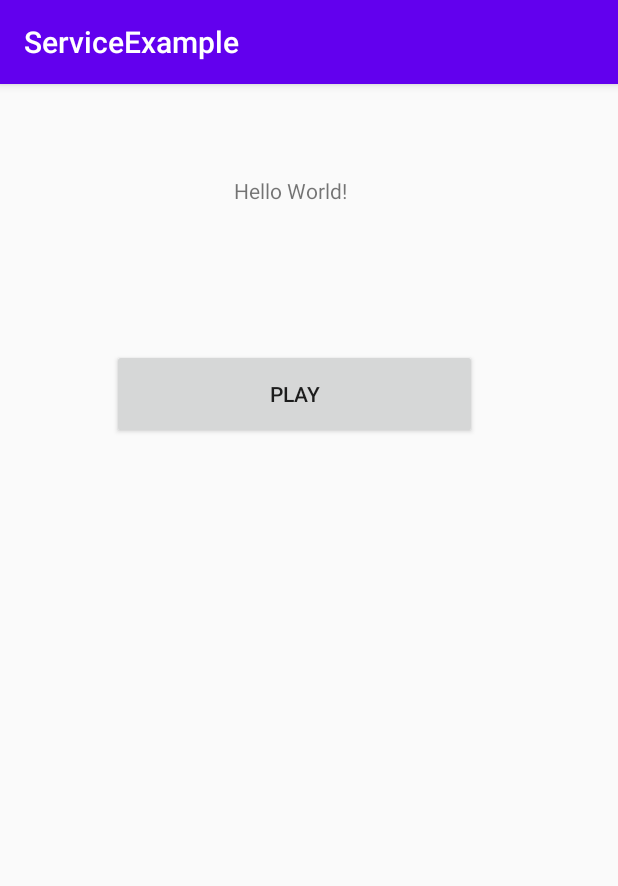
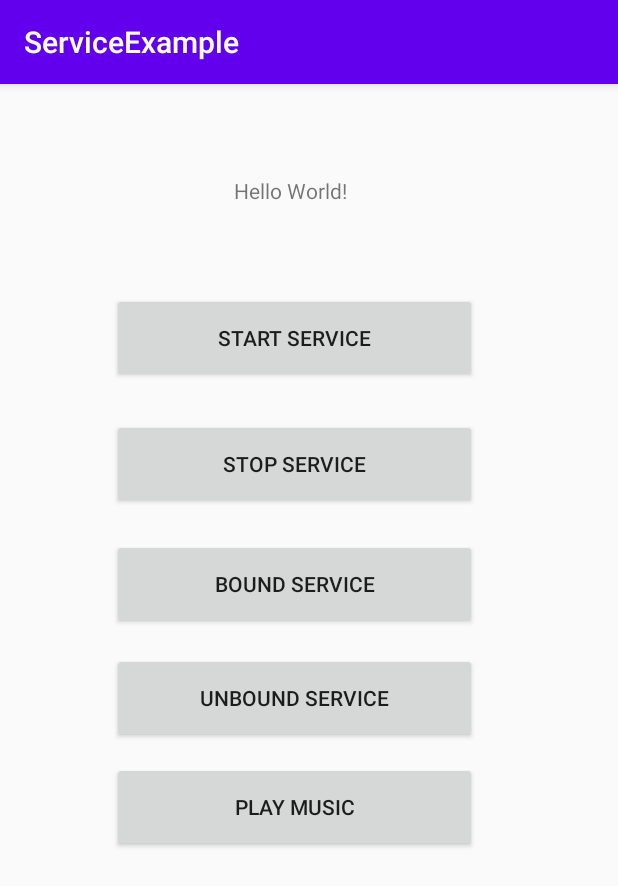
Before and after one commit to narottamgoyal/AndroidProjects, an Android app: the screen it shows after launch (MainActivity), on a phone screen of 412 x 824 dp. Shown: the top 886 px of the screen. Run offline under Robolectric (Android 15) with nearby library versions, the phone set to English and light mode, and no system bars.

Commit message:
added both service started and service bounded

```diff
--- a/ServiceExample/app/src/main/java/ng/example/MainActivity.java
+++ b/ServiceExample/app/src/main/java/ng/example/MainActivity.java
@@ -14,66 +14,107 @@ import android.os.IBinder;
 import android.util.Log;
 import android.view.View;
 import android.widget.Button;
+import android.widget.Toast;
 
 import ng.example.common.AppConstant;
 import ng.example.services.MusicPlayerService;
 
 public class MainActivity extends AppCompatActivity {
 
-    private Button mPlayButton;
-    private boolean mBound = false;
-    private MusicPlayerService mMusicPlayerService;
+    private boolean isServiceBound = false;
+    Intent musicServiceIntent;
+    Button musicFunctionButton;
+    ServiceConnection serviceConnection;
+    private MusicPlayerService musicPlayerService;
     private static final String TAG = "MainActivity";
 
     @Override
     protected void onCreate(Bundle savedInstanceState) {
         super.onCreate(savedInstanceState);
         setContentView(R.layout.activity_main);
-
-        mPlayButton = findViewById(R.id.playButton);
-        mPlayButton.setOnClickListener(v -> onBtnMusicClicked(v));
+        basicSettings();
     }
 
-    public void onBtnMusicClicked(View view) {
-        if (mBound) {
-            if (mMusicPlayerService.isPlaying()) {
-                mMusicPlayerService.pause();
-                mPlayButton.setText(AppConstant.MUSIC_SERVICE_ACTION_PLAY);
+    private void basicSettings() {
+        Button startServiceButton = findViewById(R.id.startServiceButton);
+        startServiceButton.setOnClickListener(v -> onStartServiceBtnClicked(v));
+
+        Button stopServiceButton = findViewById(R.id.stopServiceButton);
+        stopServiceButton.setOnClickListener(v -> onStopBtnClicked(v));
+
+        Button boundServiceButton = findViewById(R.id.boundServiceButton);
+        boundServiceButton.setOnClickListener(v -> onBoundServiceBtnClicked(v));
+
+        Button unBoundServiceButton = findViewById(R.id.unBoundServiceButton);
+        unBoundServiceButton.setOnClickListener(v -> onUnBoundServiceBtnClicked());
+
+        musicFunctionButton = findViewById(R.id.musicFunctionButton);
+        musicFunctionButton.setOnClickListener(v -> musicFunctionBtnClicked());
+    }
+
+    private void musicFunctionBtnClicked() {
+        if (isServiceBound) {
+            if (musicPlayerService.isPlaying()) {
+                musicPlayerService.pause();
+                musicFunctionButton.setText(R.string.app_play_music);
             } else {
-                Intent intent = new Intent(MainActivity.this, MusicPlayerService.class);
-                startService(intent);
-                mMusicPlayerService.play();
-                mPlayButton.setText(AppConstant.MUSIC_SERVICE_ACTION_PAUSE);
+                // startService(intent);
+                musicPlayerService.play();
+                musicFunctionButton.setText(R.string.app_pause_music);
             }
+        } else Toast.makeText(this, "Service is not bounded", Toast.LENGTH_LONG).show();
+    }
+
+    private void onUnBoundServiceBtnClicked() {
+        if (isServiceBound) {
+            unbindService(serviceConnection);
+            musicFunctionButton.setText(R.string.app_play_music);
+            isServiceBound = false;
         }
     }
 
-    private ServiceConnection mServiceCon = new ServiceConnection() {
+    private void onBoundServiceBtnClicked(View v) {
+        if (serviceConnection == null) {
+            serviceConnection = new ServiceConnection() {
                 @Override
                 public void onServiceConnected(ComponentName name, IBinder iBinder) {
                     MusicPlayerService.MyServiceBinder myServiceBinder = (MusicPlayerService.MyServiceBinder) iBinder;
-            mMusicPlayerService = myServiceBinder.getService();
-            mBound = true;
-            Log.d(TAG, "onServiceConnected");
-
-            if (mMusicPlayerService.isPlaying()) {
-                mPlayButton.setText("Pause");
+                    musicPlayerService = myServiceBinder.getService();
+                    isServiceBound = true;
+                    if (musicPlayerService.isPlaying()) {
+                        musicFunctionButton.setText(R.string.app_pause_music);
                     }
+                    Log.d(TAG, "from onBound method,on Service Connected");
                 }
 
                 @Override
                 public void onServiceDisconnected(ComponentName name) {
-            Log.d(TAG, "onServiceDisconnected");
-            mBound = false;
+                    isServiceBound = false;
+                    Log.d(TAG, "from onBound method,on Service Disconnected");
                 }
             };
+        }
+        bindService(musicServiceIntent, serviceConnection, Context.BIND_AUTO_CREATE);
+    }
+
+    private void onStopBtnClicked(View v) {
+        stopService(musicServiceIntent);
+    }
+
+    public void onStartServiceBtnClicked(View view) {
+        startService(musicServiceIntent);
+    }
 
     private BroadcastReceiver mReceiver = new BroadcastReceiver() {
         @Override
         public void onReceive(Context context, Intent intent) {
-            String result = intent.getStringExtra(AppConstant.MUSIC_SERVICE_STATUS_KEY);
-            if (result == AppConstant.MUSIC_SERVICE_STATUS_DONE)
-                mPlayButton.setText(AppConstant.MUSIC_SERVICE_ACTION_PLAY);
+            String statusMessage = intent.getStringExtra(AppConstant.MUSIC_SERVICE_STATUS_KEY);
+            switch (statusMessage) {
+                case AppConstant.MUSIC_SERVICE_STATUS_COMPLETE: {
+                    musicFunctionButton.setText(R.string.app_play_music);
+                    break;
+                }
+            }
             Log.d(TAG, "onReceive: Thread name: " + Thread.currentThread().getName());
         }
     };
@@ -82,21 +123,15 @@ public class MainActivity extends AppCompatActivity {
     protected void onStart() {
         super.onStart();
         Log.d(TAG, "onStart: called");
-        Intent intent = new Intent(MainActivity.this, MusicPlayerService.class);
-        bindService(intent, mServiceCon, Context.BIND_AUTO_CREATE);
-
+        musicServiceIntent = new Intent(MainActivity.this, MusicPlayerService.class);
         LocalBroadcastManager.getInstance(getApplicationContext())
-                .registerReceiver(mReceiver, new IntentFilter(AppConstant.MUSIC_SERVICE_STATUS_COMPLETE));
+                .registerReceiver(mReceiver, new IntentFilter(AppConstant.LOCAL_BROADCAST_MANAGER_COMMUNICATION_KEY));
     }
 
     @Override
     protected void onStop() {
         super.onStop();
-        if (mBound) {
-            unbindService(mServiceCon);
-            mBound = false;
-        }
-
+        onUnBoundServiceBtnClicked();
         LocalBroadcastManager.getInstance(getApplicationContext())
                 .unregisterReceiver(mReceiver);
     }
--- a/ServiceExample/app/src/main/java/ng/example/common/AppConstant.java
+++ b/ServiceExample/app/src/main/java/ng/example/common/AppConstant.java
@@ -7,5 +7,6 @@ public class AppConstant {
     public static final String MUSIC_SERVICE_STATUS_DONE = "MUSIC_SERVICE_STATUS_DONE";
     public static final String MUSIC_SERVICE_ACTION_START = "MUSIC_SERVICE_ACTION_START";
     public static final String MUSIC_SERVICE_ACTION_PAUSE = "MUSIC_SERVICE_ACTION_PAUSE";
+    public static final String LOCAL_BROADCAST_MANAGER_COMMUNICATION_KEY = "LOCAL_BROADCAST_MANAGER_KEY";
     public static final String MUSIC_SERVICE_STATUS_COMPLETE = "MUSIC_SERVICE_STATUS_COMPLETE";
 }
--- a/ServiceExample/app/src/main/res/layout/activity_main.xml
+++ b/ServiceExample/app/src/main/res/layout/activity_main.xml
@@ -20,15 +20,63 @@
         app:layout_constraintVertical_bias="0.085" />
 
     <Button
-        android:id="@+id/playButton"
+        android:id="@+id/startServiceButton"
         android:layout_width="243dp"
         android:layout_height="60dp"
-        android:text="@string/app_play"
+        android:text="@string/app_start_service"
         app:layout_constraintBottom_toBottomOf="parent"
         app:layout_constraintEnd_toEndOf="@+id/textView"
         app:layout_constraintHorizontal_bias="0.535"
         app:layout_constraintStart_toStartOf="@+id/textView"
         app:layout_constraintTop_toBottomOf="@+id/textView"
-        app:layout_constraintVertical_bias="0.11" />
+        app:layout_constraintVertical_bias="0.047" />
+
+    <Button
+        android:id="@+id/stopServiceButton"
+        android:layout_width="243dp"
+        android:layout_height="60dp"
+        android:text="@string/app_stop_service"
+        app:layout_constraintBottom_toBottomOf="parent"
+        app:layout_constraintEnd_toEndOf="@+id/startServiceButton"
+        app:layout_constraintHorizontal_bias="0.0"
+        app:layout_constraintStart_toStartOf="@+id/startServiceButton"
+        app:layout_constraintTop_toBottomOf="@+id/startServiceButton"
+        app:layout_constraintVertical_bias="0.047" />
+
+    <Button
+        android:id="@+id/boundServiceButton"
+        android:layout_width="243dp"
+        android:layout_height="60dp"
+        android:text="@string/app_bound_service"
+        app:layout_constraintBottom_toBottomOf="parent"
+        app:layout_constraintEnd_toEndOf="@+id/stopServiceButton"
+        app:layout_constraintHorizontal_bias="0.535"
+        app:layout_constraintStart_toStartOf="@+id/stopServiceButton"
+        app:layout_constraintTop_toBottomOf="@+id/stopServiceButton"
+        app:layout_constraintVertical_bias="0.047" />
+
+    <Button
+        android:id="@+id/unBoundServiceButton"
+        android:layout_width="243dp"
+        android:layout_height="60dp"
+        android:text="@string/app_unbound_service"
+        app:layout_constraintBottom_toBottomOf="parent"
+        app:layout_constraintEnd_toEndOf="@+id/boundServiceButton"
+        app:layout_constraintHorizontal_bias="0.535"
+        app:layout_constraintStart_toStartOf="@+id/boundServiceButton"
+        app:layout_constraintTop_toBottomOf="@+id/boundServiceButton"
+        app:layout_constraintVertical_bias="0.047" />
+
+    <Button
+        android:id="@+id/musicFunctionButton"
+        android:layout_width="243dp"
+        android:layout_height="60dp"
+        android:text="@string/app_play_music"
+        app:layout_constraintBottom_toBottomOf="parent"
+        app:layout_constraintEnd_toEndOf="@+id/unBoundServiceButton"
+        app:layout_constraintHorizontal_bias="0.535"
+        app:layout_constraintStart_toStartOf="@+id/unBoundServiceButton"
+        app:layout_constraintTop_toBottomOf="@+id/unBoundServiceButton"
+        app:layout_constraintVertical_bias="0.047" />
 
 </androidx.constraintlayout.widget.ConstraintLayout>
--- a/ServiceExample/app/src/main/res/values/strings.xml
+++ b/ServiceExample/app/src/main/res/values/strings.xml
@@ -1,4 +1,10 @@
 <resources>
     <string name="app_name">ServiceExample</string>
-    <string name="app_play">Play</string>
+    <string name="app_play_music">Play Music</string>
+    <string name="app_pause_music">Pause Music</string>
+    <string name="app_start_service">Start Service</string>
+    <string name="app_stop_service">Stop Service</string>
+    <string name="app_bound_service">Bound Service</string>
+    <string name="app_unbound_service">UnBound Service</string>
+
 </resources>
```
Also changed, not shown: ServiceExample/app/src/main/java/ng/example/services/MusicPlayerService.java (+18 -16 lines), 1 other file. Lines whose indentation alone changed are shown as unchanged.
